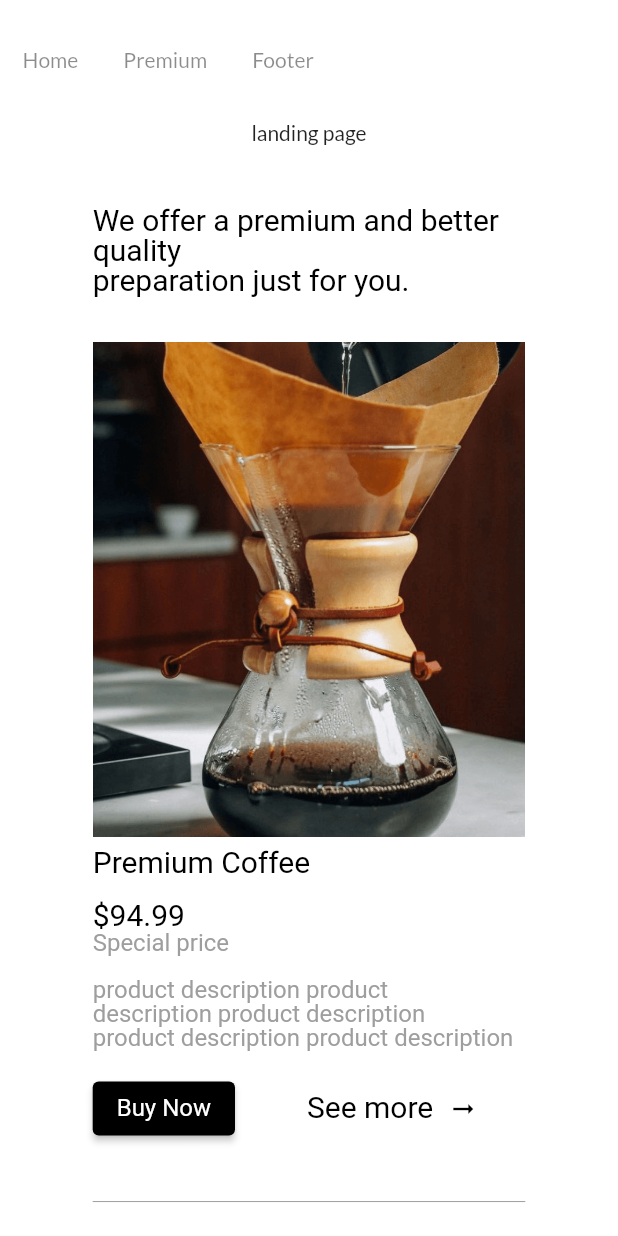
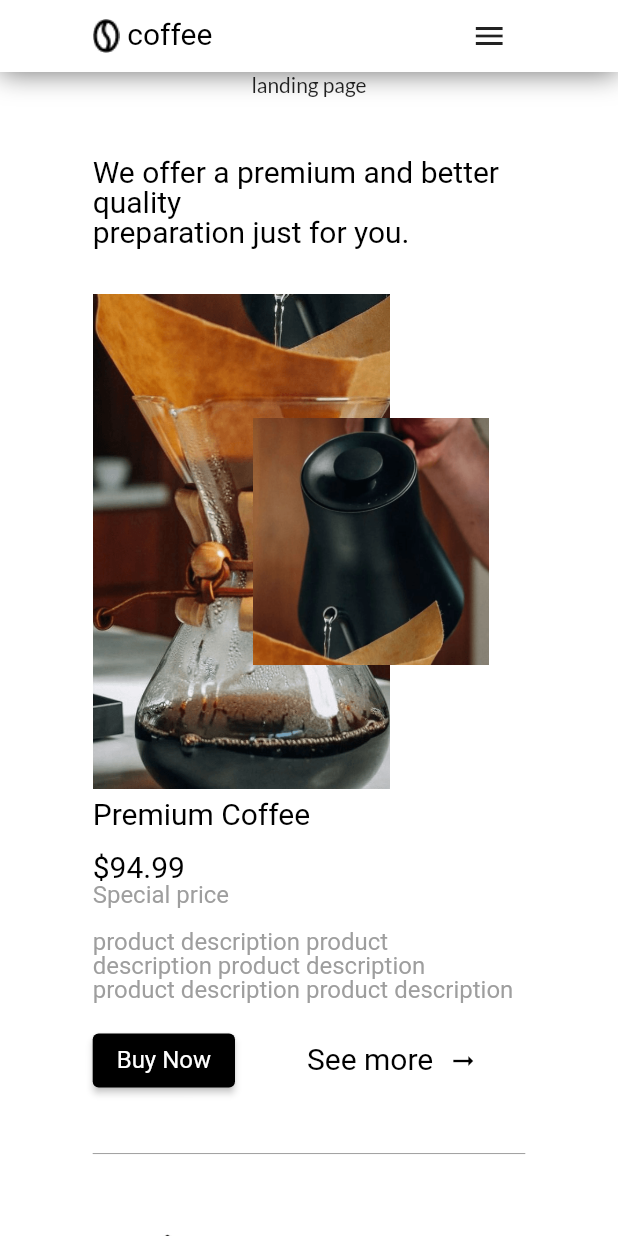
Before and after one commit to AqsaASolkar/flutter_responsive_app, a Flutter app: the screen it shows after launch, on a phone screen of 412 x 824 dp. Run offline on Flutter 3.47's test engine with Material 2 defaults, Android fonts, the phone set to English and light mode, and no system bars; drawn by our look-alikes of scrollable_positioned_list; Roboto replaces fonts that are missing (Lato-Bold).

Commit message:
header changes and stack image on premiumpage

```diff
--- a/aqsa_solkar_L1_02102022/lib/res/header.dart
+++ b/aqsa_solkar_L1_02102022/lib/res/header.dart
@@ -1,16 +1,37 @@
-
-
+import 'package:aqsa_solkar_l1_02102022/res/ui_helper.dart';
 import 'package:flutter/material.dart';
 
 class Header extends StatelessWidget {
+  final bool isMobile;
   final List<String> headerList;
   final ValueChanged<int>? onTapHeader;
-  const Header({Key? key, this.headerList = const [], this.onTapHeader})
+  const Header(
+      {Key? key,
+      this.headerList = const [],
+      this.onTapHeader,
+      this.isMobile = false})
       : super(key: key);
 
   @override
   Widget build(BuildContext context) {
-    return ListView.builder(
+    return Container(
+      decoration: const BoxDecoration(boxShadow: <BoxShadow>[
+        BoxShadow(
+            color: Colors.black54, blurRadius: 15.0, offset: Offset(0.0, 0.75))
+      ], color: Colors.white),
+      padding: EdgeInsets.symmetric(
+          horizontal: MediaQuery.of(context).size.width * 0.15),
+      child: Row(
+        mainAxisAlignment: MainAxisAlignment.spaceBetween,
+        children: [logo(), navigationList()],
+      ),
+    );
+  }
+
+  Widget navigationList() {
+    return isMobile
+        ? IconButton(onPressed: () {}, icon: const Icon(Icons.menu))
+        : ListView.builder(
             itemBuilder: (context, index) {
               return buildHeaderList(header: headerList[index], index: index);
             },
@@ -35,10 +56,20 @@ class Header extends StatelessWidget {
   }
 
   Widget headingTitle(String title) {
-    return Text(
+    return Row(children: [
+      Text(
         title,
         style: const TextStyle(
-          color: Colors.black45, fontSize: 14, fontWeight: FontWeight.w500),
-    );
+            color: Colors.black, fontSize: 14, fontWeight: FontWeight.w500),
+      ),
+      const SizedBox(width: 10),
+      const Padding(
+        padding: EdgeInsets.symmetric(vertical: 30),
+        child: VerticalDivider(
+          color: Colors.black,
+          thickness: 1,
+        ),
+      )
+    ]);
   }
 }
--- a/aqsa_solkar_L1_02102022/lib/res/ui_helper.dart
+++ b/aqsa_solkar_L1_02102022/lib/res/ui_helper.dart
@@ -1,11 +1,20 @@
 import 'package:aqsa_solkar_l1_02102022/res/constant.dart';
 import 'package:flutter/material.dart';
 
-
-Widget getImage({required String name,double? height,double? width}){
-  return Image.asset(name.toPng,fit: BoxFit.fitHeight,height: height,width: width,);
+Widget getImage(
+    {required String name,
+    double? height,
+    double? width,
+    Color? color,
+    BoxFit? fit = BoxFit.fitHeight}) {
+  return Image.asset(
+    name.toPng,
+    fit: fit,
+    height: height,
+    width: width,
+    color: color,
+  );
 }
-
 
 List<String> coffeeLogos = [
   'logocoffee1',
@@ -15,13 +24,25 @@ List<String> coffeeLogos = [
   'logocoffee5'
 ];
 
+Widget logo() {
+  return Row(
+    children: [
+      getImage(name: 'favicon', color: Colors.black),
+      const SizedBox(width: 5),
+      textWidget(text: 'coffee', textSize: 20),
+    ],
+  );
+}
+
 Widget textWidget(
     {FontWeight textFontWeight = FontWeight.normal,
-      required double textSize,
-      Color textColor = Colors.black,
-      TextDecoration textDecoration = TextDecoration.none,
-      double lineHeight = 1, required String text}) {
-  return Text(text,
+    required double textSize,
+    Color textColor = Colors.black,
+    TextDecoration textDecoration = TextDecoration.none,
+    double lineHeight = 1,
+    required String text}) {
+  return Text(
+    text,
     style: TextStyle(
       fontWeight: textFontWeight,
       fontSize: textSize,
--- a/aqsa_solkar_L1_02102022/lib/view/coffee_logos.dart
+++ b/aqsa_solkar_L1_02102022/lib/view/coffee_logos.dart
@@ -10,11 +10,13 @@ class CoffeeLogos extends StatelessWidget {
   @override
   Widget build(BuildContext context) {
     return Padding(
-      padding: EdgeInsets.symmetric(vertical: MediaQuery.of(context).size.height* 0.1),
+      padding: EdgeInsets.symmetric(
+          vertical: MediaQuery.of(context).size.height * 0.05),
       child: Wrap(
-        spacing: isMobile?20:70,
-        children: List.generate(coffeeLogos.length, (index){
-          return Image.asset(coffeeLogos[index].toPng,height:isMobile? 100:150);
+        spacing: isMobile ? 20 : 70,
+        children: List.generate(coffeeLogos.length, (index) {
+          return Image.asset(coffeeLogos[index].toPng,
+              height: isMobile ? 100 : 150);
         }),
       ),
     );
--- a/aqsa_solkar_L1_02102022/lib/view/mobile_view.dart
+++ b/aqsa_solkar_L1_02102022/lib/view/mobile_view.dart
@@ -20,6 +20,7 @@ class _MobileViewState extends State<MobileView> {
       appBar: PreferredSize(
           preferredSize: const Size.fromHeight(80.0), // here the desired height
           child: Header(
+            isMobile: true,
             headerList: const ['Home', 'Premium', 'Footer'],
             onTapHeader: (int index) {
               itemScrollController.jumpTo(index: index);
--- a/aqsa_solkar_L1_02102022/lib/view/premium_page.dart
+++ b/aqsa_solkar_L1_02102022/lib/view/premium_page.dart
@@ -1,3 +1,4 @@
+import 'package:flutter/cupertino.dart';
 import 'package:flutter/material.dart';
 
 import '../res/ui_helper.dart';
@@ -5,47 +6,73 @@ import 'coffee_logos.dart';
 
 class PremiumView extends StatelessWidget {
   final bool isMobile;
-  const PremiumView({Key? key,this.isMobile = false}) : super(key: key);
+  const PremiumView({Key? key, this.isMobile = false}) : super(key: key);
 
   @override
   Widget build(BuildContext context) {
     return Container(
-      margin:  EdgeInsets.symmetric(horizontal:MediaQuery.of(context).size.width * 0.15,
-    vertical:MediaQuery.of(context).size.height * 0.05),
+      margin: EdgeInsets.symmetric(
+          horizontal: MediaQuery.of(context).size.width * 0.15,
+          vertical: MediaQuery.of(context).size.height * 0.05),
       child: Column(
         crossAxisAlignment: CrossAxisAlignment.start,
         children: [
-          title('We offer a premium and better quality \npreparation just for you.'),
+          title(
+              'We offer a premium and better quality \npreparation just for you.'),
           const SizedBox(height: 30),
-         detail(context),
+          detail(context),
           const SizedBox(height: 30),
           const Divider(color: Colors.grey),
           CoffeeLogos(isMobile: isMobile),
-
         ],
       ),
     );
   }
 
-  Widget title(String name){
-    return textWidget(textSize: isMobile?20:30, text: name);
+  Widget title(String name) {
+    return textWidget(textSize: isMobile ? 20 : 30, text: name);
   }
 
-  Widget detail(BuildContext context){
+  Widget detail(BuildContext context) {
     return Flex(
       direction: isMobile ? Axis.vertical : Axis.horizontal,
-      //mainAxisAlignment: MainAxisAlignment.start,
+      mainAxisAlignment: MainAxisAlignment.start,
       children: [
-        getImage(name: 'quality1',
-            height: isMobile? MediaQuery.of(context).size.height * 0.4:MediaQuery.of(context).size.height * 0.5,
-            width:isMobile? MediaQuery.of(context).size.width * 0.8:MediaQuery.of(context).size.width * 0.3),
-        isMobile?SizedBox(height:MediaQuery.of(context).size.width * 0.02):SizedBox(width:MediaQuery.of(context).size.width * 0.04),
+        Stack(children: [
+          Padding(
+            padding: EdgeInsets.only(
+                right:
+                    isMobile ? 90 : MediaQuery.of(context).size.width * 0.04),
+            child: getImage(
+                name: 'quality1',
+                height: isMobile
+                    ? MediaQuery.of(context).size.height * 0.4
+                    : MediaQuery.of(context).size.height * 0.5,
+                width: isMobile
+                    ? MediaQuery.of(context).size.width * 0.8
+                    : MediaQuery.of(context).size.width * 0.3),
+          ),
+          Positioned(
+              right: 0,
+              top: MediaQuery.of(context).size.height * 0.1,
+              child: getImage(
+                  name: 'quality2',
+                  height: isMobile
+                      ? MediaQuery.of(context).size.height * 0.2
+                      : MediaQuery.of(context).size.height * 0.3,
+                  width: isMobile
+                      ? MediaQuery.of(context).size.width * 0.5
+                      : MediaQuery.of(context).size.width * 0.2))
+        ]),
+        isMobile
+            ? SizedBox(height: MediaQuery.of(context).size.width * 0.02)
+            : SizedBox(width: MediaQuery.of(context).size.width * 0.015),
         description()
       ],
     );
   }
 
-  Widget description(){
+  Widget description() {
     return Column(
       mainAxisSize: MainAxisSize.max,
       crossAxisAlignment: CrossAxisAlignment.start,
@@ -53,48 +80,50 @@ class PremiumView extends StatelessWidget {
         title('Premium Coffee'),
         const SizedBox(height: 15),
         title('\$94.99'),
-        textWidget(textSize: 16, text: 'Special price',textColor: Colors.grey),
+        textWidget(textSize: 16, text: 'Special price', textColor: Colors.grey),
         const SizedBox(height: 15),
-        textWidget(textSize: 16, text: 'product description product \ndescription '
-            'product description '
-            '\nproduct description product description',textColor: Colors.grey),
+        textWidget(
+            textSize: 16,
+            text: 'product description product \ndescription '
+                'product description '
+                '\nproduct description product description',
+            textColor: Colors.grey),
         const SizedBox(height: 15),
         actionButtons()
       ],
     );
   }
 
-  Widget actionButtons(){
+  Widget actionButtons() {
     return Row(
-      children: [
-        buyNowButton(),
-        const SizedBox(width: 40),
-        seeMoreButton()
-      ],
+      children: [buyNowButton(), const SizedBox(width: 40), seeMoreButton()],
     );
   }
 
-  Widget buyNowButton(){
+  Widget buyNowButton() {
     return ElevatedButton(
       style: ElevatedButton.styleFrom(
         primary: Colors.black,
       ),
       onPressed: () {},
-      child:  textWidget(textSize: 16,text: 'Buy Now',textColor: Colors.white),
+      child: textWidget(textSize: 16, text: 'Buy Now', textColor: Colors.white),
     );
   }
 
-  Widget seeMoreButton(){
+  Widget seeMoreButton() {
     return TextButton(
       onPressed: () {},
       child: Row(
         children: [
-          textWidget(textSize: 20,text: 'See more'),
+          textWidget(textSize: 20, text: 'See more'),
           const SizedBox(width: 10),
-          const Icon(Icons.arrow_right_alt,color: Colors.black,size: 20,)
+          const Icon(
+            Icons.arrow_right_alt,
+            color: Colors.black,
+            size: 20,
+          )
         ],
       ),
     );
   }
-
 }
```
Lines whose indentation alone changed are shown as unchanged.
